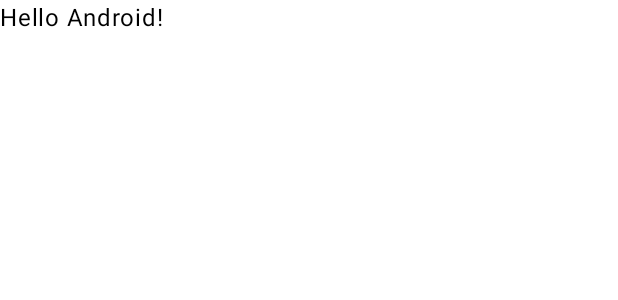
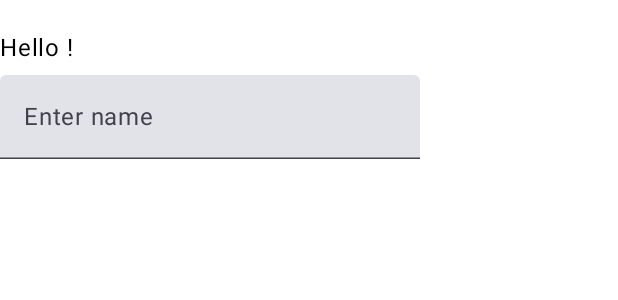
Before and after one commit to CallakiErjon/usage-tracker, an Android app built with Jetpack Compose: the @Preview function GreetingPreview, on a phone screen of 412 x 824 dp. Shown: the top 300 px of the screen. Run offline under Robolectric (Android 15) with nearby library versions, the phone set to English and light mode, and no system bars.

Commit message:
added Textfield

```diff
--- a/app/src/main/java/com/example/labappaufg0/MainActivity.kt
+++ b/app/src/main/java/com/example/labappaufg0/MainActivity.kt
@@ -8,9 +8,15 @@ import androidx.compose.foundation.layout.fillMaxSize
 import androidx.compose.foundation.layout.padding
 import androidx.compose.material3.Scaffold
 import androidx.compose.material3.Text
+import androidx.compose.material3.TextField
 import androidx.compose.runtime.Composable
+import androidx.compose.runtime.getValue
+import androidx.compose.runtime.mutableStateOf
+import androidx.compose.runtime.remember
+import androidx.compose.runtime.setValue
 import androidx.compose.ui.Modifier
 import androidx.compose.ui.tooling.preview.Preview
+import androidx.compose.ui.unit.dp
 import com.example.labappaufg0.ui.theme.LabAppAufg0Theme
 
 class MainActivity : ComponentActivity() {
@@ -21,7 +27,7 @@ class MainActivity : ComponentActivity() {
             LabAppAufg0Theme {
                 Scaffold(modifier = Modifier.fillMaxSize()) { innerPadding ->
                     Greeting(
-                        name = "Android",
+                        name = "",
                         modifier = Modifier.padding(innerPadding)
                     )
                 }
@@ -32,9 +38,18 @@ class MainActivity : ComponentActivity() {
 
 @Composable
 fun Greeting(name: String, modifier: Modifier = Modifier) {
+    var text by remember { mutableStateOf(name) }
+
+    TextField(
+        value = text,
+        onValueChange = { text = it },
+        label = { Text("Enter name")},
+        modifier = modifier.padding(top = 50.dp)
+    )
+
     Text(
-        text = "Hello $name!",
-        modifier = modifier
+        text = "Hello $text!",
+        modifier = modifier.padding(top = 20.dp)
     )
 }
 
@@ -42,6 +57,6 @@ fun Greeting(name: String, modifier: Modifier = Modifier) {
 @Composable
 fun GreetingPreview() {
     LabAppAufg0Theme {
-        Greeting("Android")
+        Greeting("")
     }
 }
```
